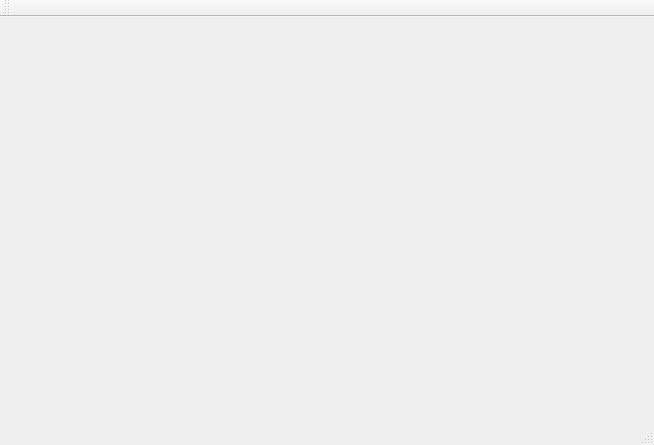
The window that engine/tools/editor/source/mainwindow.ui (TikiTek/mechanica) describes before a commit, drawn with Qt 5.
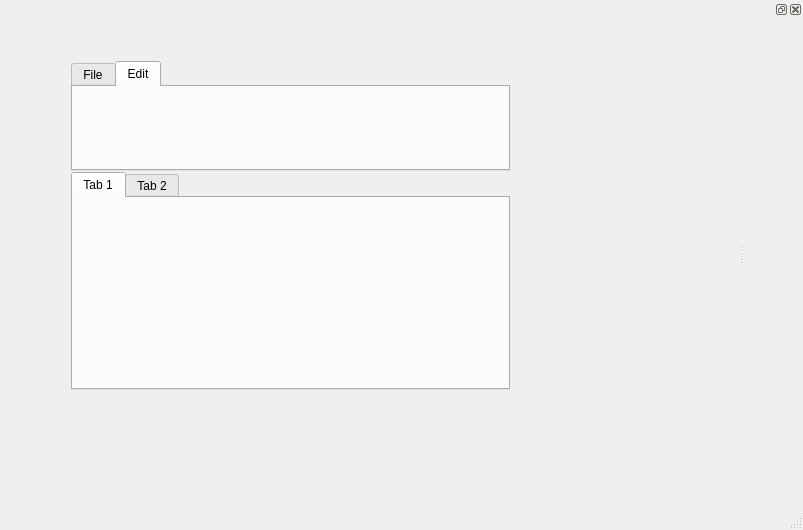
The same window after the commit.

Patch:
```diff
--- a/engine/tools/editor/source/mainwindow.ui
+++ b/engine/tools/editor/source/mainwindow.ui
@@ -6,33 +6,87 @@
    <rect>
     <x>0</x>
     <y>0</y>
-    <width>654</width>
-    <height>445</height>
+    <width>803</width>
+    <height>530</height>
    </rect>
   </property>
   <property name="windowTitle">
    <string>MainWindow</string>
   </property>
-  <widget class="QWidget" name="centralWidget"/>
-  <widget class="QMenuBar" name="menuBar">
-   <property name="geometry">
-    <rect>
-     <x>0</x>
-     <y>0</y>
-     <width>654</width>
-     <height>21</height>
-    </rect>
-   </property>
-  </widget>
-  <widget class="QToolBar" name="mainToolBar">
-   <attribute name="toolBarArea">
-    <enum>TopToolBarArea</enum>
-   </attribute>
-   <attribute name="toolBarBreak">
-    <bool>false</bool>
-   </attribute>
+  <widget class="QWidget" name="centralWidget">
+   <widget class="QWidget" name="verticalLayoutWidget">
+    <property name="geometry">
+     <rect>
+      <x>60</x>
+      <y>50</y>
+      <width>461</width>
+      <height>351</height>
+     </rect>
+    </property>
+    <layout class="QVBoxLayout" name="verticalLayout" stretch="0,0">
+     <property name="spacing">
+      <number>1</number>
+     </property>
+     <property name="sizeConstraint">
+      <enum>QLayout::SetMaximumSize</enum>
+     </property>
+     <item>
+      <widget class="QTabWidget" name="tabRibbon">
+       <property name="sizePolicy">
+        <sizepolicy hsizetype="Expanding" vsizetype="Fixed">
+         <horstretch>0</horstretch>
+         <verstretch>0</verstretch>
+        </sizepolicy>
+       </property>
+       <property name="minimumSize">
+        <size>
+         <width>0</width>
+         <height>110</height>
+        </size>
+       </property>
+       <property name="tabPosition">
+        <enum>QTabWidget::North</enum>
+       </property>
+       <property name="currentIndex">
+        <number>1</number>
+       </property>
+       <widget class="QWidget" name="tabRibbonFile">
+        <attribute name="title">
+         <string>File</string>
+        </attribute>
+       </widget>
+       <widget class="QWidget" name="tab_4">
+        <attribute name="title">
+         <string>Edit</string>
+        </attribute>
+       </widget>
+      </widget>
+     </item>
+     <item>
+      <widget class="QTabWidget" name="tabWidget">
+       <widget class="QWidget" name="tab">
+        <attribute name="title">
+         <string>Tab 1</string>
+        </attribute>
+        <zorder>tabRibbon</zorder>
+       </widget>
+       <widget class="QWidget" name="tab_2">
+        <attribute name="title">
+         <string>Tab 2</string>
+        </attribute>
+       </widget>
+      </widget>
+     </item>
+    </layout>
+   </widget>
   </widget>
   <widget class="QStatusBar" name="statusBar"/>
+  <widget class="QDockWidget" name="dockWidget">
+   <attribute name="dockWidgetArea">
+    <number>2</number>
+   </attribute>
+   <widget class="QWidget" name="dockWidgetContents"/>
+  </widget>
  </widget>
  <layoutdefault spacing="6" margin="11"/>
  <resources/>
```
